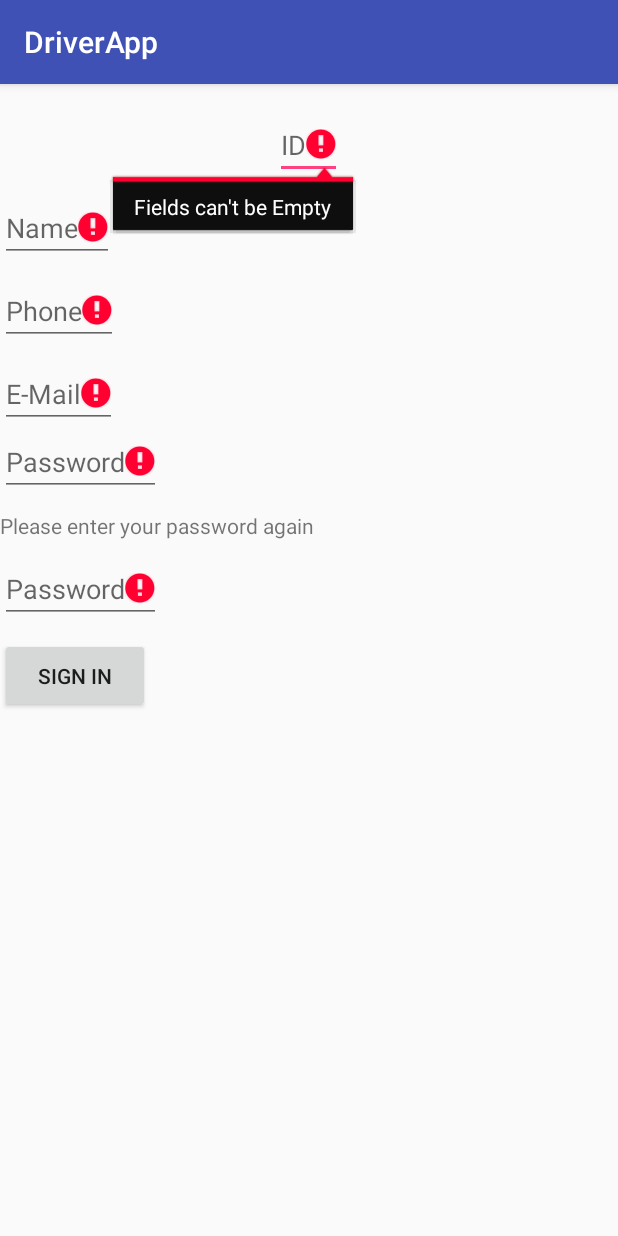
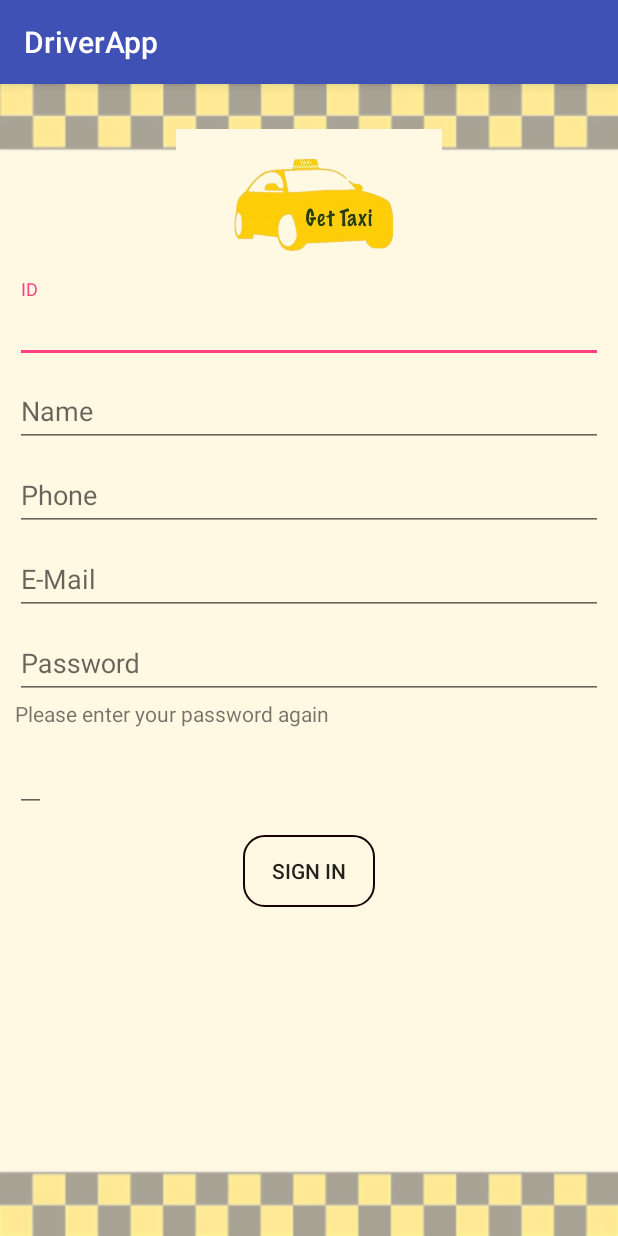
Before and after one commit to RaphBloch/DriverApp, an Android app: the screen it shows after launch (RegisterActivity), after a tap on "SIGN IN", on a phone screen of 412 x 824 dp. Run offline under Robolectric (Android 15) with nearby library versions, the phone set to English and light mode, and no system bars.

Commit message:
ui register

```diff
--- a/app/build.gradle
+++ b/app/build.gradle
@@ -21,6 +21,8 @@ android {
 dependencies {
     implementation fileTree(dir: 'libs', include: ['*.jar'])
     implementation 'com.android.support:appcompat-v7:27.1.1'
+    implementation 'com.android.support:design:27.1.1'
+
     implementation 'com.android.support.constraint:constraint-layout:1.1.3'
     implementation 'com.google.firebase:firebase-database:11.8.0'
     testImplementation 'junit:junit:4.12'
--- a/app/src/main/java/com/example/elie/driverapp/MainActivity.java
+++ b/app/src/main/java/com/example/elie/driverapp/Controller/MainActivity.java
@@ -1,6 +1,8 @@
-package com.example.elie.driverapp;
+package com.example.elie.driverapp.Controller;
 
+import android.app.NotificationManager;
 import android.content.ComponentName;
+import android.support.v4.app.NotificationCompat;
 import android.support.v7.app.AppCompatActivity;
 import android.content.Context;
 import android.content.SharedPreferences;
@@ -11,6 +13,7 @@ import android.widget.Button;
 import android.widget.EditText;
 import android.widget.Toast;
 
+import com.example.elie.driverapp.DriverService;
 import com.example.elie.driverapp.R;
 import com.example.elie.driverapp.Model.DS.FireBase_DSManager;
 
@@ -45,28 +48,38 @@ public class MainActivity extends AppCompatActivity
         super.onCreate(savedInstanceState);
         setContentView(R.layout.activity_main);
         FindViews();
+
+        Login.setOnClickListener(new View.OnClickListener()
+        {
+            @Override
+            public void onClick(View v)
+            {
+                // Store(v);
+                Driver d= new Driver(i);
+                FireBase_DSManager fireBase_dsManager = new FireBase_DSManager();
+                fireBase_dsManager.addDriver(d);
+                i++;
+                clickme();
+            }
+        });
+
+        SignIn.setOnClickListener(new View.OnClickListener()
+        {
+            @Override
+            public void onClick(View v)
+            {
+                ComponentName componentName = new ComponentName(MainActivity.this,RegisterActivity.class);
+                Intent myintent=new Intent();
+                myintent.setComponent(componentName);
+                startActivity(myintent);
+            }
+        });
+
         sharedPreferences = getSharedPreferences(mypreference,Context.MODE_PRIVATE);
         if(sharedPreferences.contains(Name))
             Pseudo.setText(sharedPreferences.getString(Name,""));
         if(sharedPreferences.contains(Pass))
             Password.setText(sharedPreferences.getString(Pass,""));
-
-        FireBase_DSManager.notifyToDriverList(new FireBase_DSManager.NotifyDataChange<List<Driver>>() {
-            @Override
-            public void OnDataChanged(List<Driver> obj)
-            {
-                Toast.makeText(getBaseContext(),"UN Driver A ETE RAJOUTE JTM",Toast.LENGTH_SHORT).show();
-
-            }
-
-            @Override
-            public void OnFailure(Exception exception)
-            {
-
-
-            }
-        });
-
 
 
     }
@@ -99,42 +112,20 @@ public class MainActivity extends AppCompatActivity
         Password=(EditText)findViewById(R.id.Password);
         Pseudo=(EditText)findViewById(R.id.Pseudo);
 
+    }
 
 
-        Login.setOnClickListener(new View.OnClickListener()
-        {
-            @Override
-            public void onClick(View v)
-            {
-               // Store(v);
-                Driver d= new Driver(i);
-                FireBase_DSManager fireBase_dsManager = new FireBase_DSManager();
-                fireBase_dsManager.addDriver(d);
-                i++;
-
-            }
-
-
-        });
-
-
-        SignIn.setOnClickListener(new View.OnClickListener()
-        {
-            @Override
-            public void onClick(View v)
-            {
-
-                ComponentName componentName = new ComponentName(MainActivity.this,RegisterActivity.class);
-                Intent myintent=new Intent();
-                myintent.setComponent(componentName);
-                startActivity(myintent);
-            }
-            });
-
-        }
-
-
-
+    private void clickme()
+    {
+        //startService(new Intent(MainActivity.this,DriverService.class));
+        NotificationCompat.Builder myBuilder =
+                (NotificationCompat.Builder) new NotificationCompat.Builder(this)
+                        .setSmallIcon(R.mipmap.ic_launcher)
+                        .setContentTitle(getResources().getString(R.string.Title_Notification))
+                        .setContentText(getResources().getString(R.string.Describle_Notification));
+        NotificationManager notificationManager = (NotificationManager)getSystemService(Context.NOTIFICATION_SERVICE);
+        notificationManager.notify(0,myBuilder.build());
+    }
 
 
 }
--- a/app/src/main/java/com/example/elie/driverapp/RegisterActivity.java
+++ b/app/src/main/java/com/example/elie/driverapp/Controller/RegisterActivity.java
@@ -1,11 +1,15 @@
-package com.example.elie.driverapp;
+package com.example.elie.driverapp.Controller;
 
 import android.support.v7.app.AppCompatActivity;
 import android.os.Bundle;
 import android.text.TextUtils;
+import android.view.Gravity;
+import android.view.View;
+import android.widget.Button;
 import android.widget.EditText;
 import android.widget.Toast;
 
+import com.example.elie.driverapp.Model.DS.FireBase_DSManager;
 import com.example.elie.driverapp.Model.Entities.Driver;
 import com.example.elie.driverapp.R;
 
@@ -21,6 +25,7 @@ public class RegisterActivity extends AppCompatActivity
     EditText Phone;
     EditText Password1;
     EditText Password2;
+    Button RegisterBtn;
 
     @Override
     protected void onCreate(Bundle savedInstanceState)
@@ -28,7 +33,17 @@ public class RegisterActivity extends AppCompatActivity
         super.onCreate(savedInstanceState);
         setContentView(R.layout.activity_register);
         FindViews();
-        login();
+        RegisterBtn.setOnClickListener(new View.OnClickListener() {
+            @Override
+            public void onClick(View v) {
+                login();
+                Driver d= new Driver( ID.getId(), Name.getText().toString().trim() ,Mail.getText().toString().trim() ,Phone.getText().toString().trim() );
+                FireBase_DSManager fireBase_dsManager = new FireBase_DSManager();
+                fireBase_dsManager.addDriver(d);
+
+            }
+        });
+
     }
 
     private void FindViews()
@@ -39,6 +54,7 @@ public class RegisterActivity extends AppCompatActivity
         Password1=(EditText)findViewById(R.id.Password1);
         Password2=(EditText)findViewById(R.id.Password2);
         Mail=(EditText)findViewById(R.id.Mail);
+        RegisterBtn=(Button)findViewById(R.id.Register);
 
     }
 
--- /dev/null
+++ b/app/src/main/res/drawable/background_button.xml
@@ -0,0 +1,20 @@
+<?xml version="1.0" encoding="utf-8"?>
+<shape xmlns:android="http://schemas.android.com/apk/res/android" android:shape="rectangle" >
+    <corners
+        android:radius="14dp"
+        />
+    <solid
+
+        />
+    <padding
+        android:left="0dp"
+        android:top="0dp"
+        android:right="0dp"
+        android:bottom="0dp"
+        />
+
+    <stroke
+        android:width="1dp"
+        android:color="#190302"
+        />
+</shape>
--- a/app/src/main/res/drawable/ic_launcher_background.xml
+++ b/app/src/main/res/drawable/ic_launcher_background.xml
@@ -5,7 +5,7 @@
     android:viewportHeight="108"
     android:viewportWidth="108"
     xmlns:android="http://schemas.android.com/apk/res/android">
-    <path android:fillColor="#26A69A"
+    <path android:fillColor="#008577"
           android:pathData="M0,0h108v108h-108z"/>
     <path android:fillColor="#00000000" android:pathData="M9,0L9,108"
           android:strokeColor="#33FFFFFF" android:strokeWidth="0.8"/>
--- a/app/src/main/res/layout/activity_main.xml
+++ b/app/src/main/res/layout/activity_main.xml
@@ -4,7 +4,7 @@
     xmlns:tools="http://schemas.android.com/tools"
     android:layout_width="match_parent"
     android:layout_height="match_parent"
-    tools:context=".MainActivity">
+    tools:context=".Controller.MainActivity">
 
     <EditText
         android:id="@+id/Pseudo"
--- a/app/src/main/res/layout/activity_register.xml
+++ b/app/src/main/res/layout/activity_register.xml
@@ -5,80 +5,122 @@
     xmlns:tools="http://schemas.android.com/tools"
     android:layout_width="match_parent"
     android:layout_height="match_parent"
-    tools:context=".RegisterActivity">
+    tools:context=".Controller.RegisterActivity"
+    android:background="@drawable/fond_app_hdpi">
 
 
     <LinearLayout
         android:layout_width="match_parent"
         android:layout_height="match_parent"
-        android:orientation="vertical">
+        android:orientation="vertical"
+        android:layout_marginTop="30dp"
+        android:layout_marginBottom="40dp"
+        android:layout_marginLeft="10dp"
+        android:layout_marginRight="10dp">
 
-        <EditText
+        <ImageView
+            android:layout_width="200dp"
+            android:layout_height="100dp"
+            android:layout_gravity="center"
+            android:src="@drawable/logo_hdpi"/>
+
+        <android.support.design.widget.TextInputLayout
+            android:layout_width="match_parent"
+            android:layout_height="match_parent">
+
+            <android.support.design.widget.TextInputEditText
                 android:id="@+id/ID"
-            android:layout_width="wrap_content"
-            android:layout_height="wrap_content"
-            android:layout_gravity="center"
-            android:layout_marginTop="18dp"
+                android:layout_width="match_parent"
+                android:layout_height="match_parent"
                 android:hint="@string/ID"
                 android:inputType="number" />
 
-        <EditText
+        </android.support.design.widget.TextInputLayout>
+
+        <android.support.design.widget.TextInputLayout
+            android:layout_width="match_parent"
+            android:layout_height="wrap_content">
+
+            <android.support.design.widget.TextInputEditText
                 android:id="@+id/Name"
-            android:layout_width="wrap_content"
-            android:layout_height="wrap_content"
-            android:layout_marginTop="10dp"
+                android:layout_width="match_parent"
+                android:layout_height="match_parent"
                 android:hint="@string/Name"
                 android:inputType="textPersonName"
-            android:text="" />
+                android:text=""
+                />
 
-        <EditText
+        </android.support.design.widget.TextInputLayout>
+
+
+
+        <android.support.design.widget.TextInputLayout
+            android:layout_width="match_parent"
+            android:layout_height="wrap_content">
+            <android.support.design.widget.TextInputEditText
+                android:layout_width="match_parent"
+                android:layout_height="match_parent"
                 android:id="@+id/Phone"
-            android:layout_width="wrap_content"
-            android:layout_height="wrap_content"
-            android:layout_marginTop="10dp"
                 android:hint="@string/Phone"
-            android:inputType="phone" />
+                android:inputType="phone"/>
 
-        <EditText
+        </android.support.design.widget.TextInputLayout>
+
+        <android.support.design.widget.TextInputLayout
+            android:layout_width="match_parent"
+            android:layout_height="wrap_content">
+
+            <android.support.design.widget.TextInputEditText
                 android:id="@+id/Mail"
-            android:layout_width="wrap_content"
-            android:layout_height="wrap_content"
-            android:layout_marginTop="10dp"
+                android:layout_width="match_parent"
+                android:layout_height="match_parent"
                 android:hint="@string/Mail"
-            android:inputType="textEmailAddress" />
+                android:inputType="textEmailAddress"/>
+        </android.support.design.widget.TextInputLayout>
 
-        <EditText
+        <android.support.design.widget.TextInputLayout
+            android:layout_width="match_parent"
+            android:layout_height="wrap_content">
+
+            <android.support.design.widget.TextInputEditText
                 android:id="@+id/Password1"
-            android:layout_width="wrap_content"
-            android:layout_height="wrap_content"
-            android:layout_marginBottom="10dp"
+                android:layout_width="match_parent"
+                android:layout_height="match_parent"
                 android:hint="@string/Password"
-            android:inputType="textPassword" />
+                android:inputType="textPassword"/>
+        </android.support.design.widget.TextInputLayout>
+
 
         <TextView
             android:id="@+id/Confirmation"
             android:layout_width="wrap_content"
             android:layout_height="wrap_content"
-            android:layout_marginBottom="10dp"
             android:text="@string/Confirmation" />
 
-        <EditText
+        <android.support.design.widget.TextInputLayout
+            android:layout_width="match_parent"
+            android:layout_height="wrap_content">
+
+            <android.support.design.widget.TextInputEditText
                 android:id="@+id/Password2"
                 android:layout_width="wrap_content"
                 android:layout_height="wrap_content"
-            android:layout_marginBottom="10dp"
                 android:hint="@string/Password"
-            android:inputType="textPassword" />
+                android:inputType="textPassword"/>
+        </android.support.design.widget.TextInputLayout>
+
 
 
 
     <Button
         android:id="@+id/Register"
-        android:layout_width="100dp"
-        android:layout_height="50dp"
-        android:layout_marginBottom="20dp"
-        android:gravity="center"
-        android:text="@string/Register" />
+        android:layout_width="wrap_content"
+        android:layout_height="wrap_content"
+        android:layout_marginTop="15dp"
+        android:layout_marginBottom="10dp"
+        android:layout_gravity="center"
+        android:text="@string/Register"
+        android:background="@drawable/background_button"/>
 
     </LinearLayout>
 
--- a/app/src/main/res/values/strings.xml
+++ b/app/src/main/res/values/strings.xml
@@ -11,4 +11,6 @@
     <string name="Password">Password</string>
     <string name="Confirmation">Please enter your password again </string>
     <string name="Login">Login</string>
+    <string name="Title_Notification">Get Taxi</string>
+    <string name="Describle_Notification">A new order is available !</string>
 </resources>
```
Also changed, not shown: app/src/main/AndroidManifest.xml (+11 -2 lines), app/src/main/java/com/example/elie/driverapp/Controller/DriverActivity.java (added, +33 -0 lines), app/src/main/java/com/example/elie/driverapp/DriverService.java (added, +63 -0 lines), app/src/main/res/layout/activity_driver.xml (added, +16 -0 lines), app/src/main/Icon-web.png (added), app/src/main/res/drawable/fond_app_hdpi.png (added), app/src/main/res/drawable/logo_hdpi.png (added), app/src/main/res/mipmap-hdpi/ic_launcher_foreground.png, app/src/main/res/mipmap-mdpi/ic_launcher_foreground.png, app/src/main/res/mipmap-xhdpi/ic_launcher_foreground.png, app/src/main/res/mipmap-xxhdpi/ic_launcher_foreground.png, app/src/main/res/mipmap-xxxhdpi/ic_launcher_foreground.png. Lines whose indentation alone changed are shown as unchanged.
